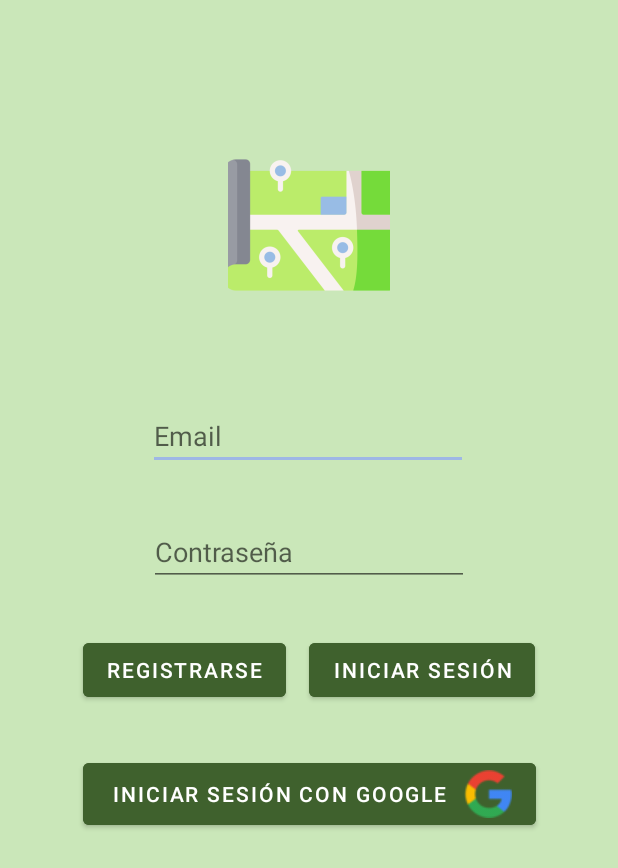
After one commit to dbeag/PMDMProyecto, an Android app: the layout activity_login.xml on its own in the app's theme, with its tools: preview values and no code run, on a phone screen of 412 x 824 dp. The commit adds this screen. Shown: the top 868 px of the screen. Run offline under Robolectric (Android 15) with nearby library versions, the phone set to English and light mode, and no system bars.

Commit message:
Inicio sesion preparado

```diff
--- a/app/build.gradle
+++ b/app/build.gradle
@@ -25,6 +25,9 @@ android {
         sourceCompatibility JavaVersion.VERSION_1_8
         targetCompatibility JavaVersion.VERSION_1_8
     }
+    buildFeatures {
+        viewBinding true
+    }
 }
 
 dependencies {
@@ -32,6 +35,8 @@ dependencies {
     implementation 'androidx.appcompat:appcompat:1.4.0'
     implementation 'com.google.android.material:material:1.4.0'
     implementation 'androidx.constraintlayout:constraintlayout:2.1.2'
+    implementation 'androidx.navigation:navigation-fragment:2.3.5'
+    implementation 'androidx.navigation:navigation-ui:2.3.5'
     testImplementation 'junit:junit:4.+'
     androidTestImplementation 'androidx.test.ext:junit:1.1.3'
     androidTestImplementation 'androidx.test.espresso:espresso-core:3.4.0'
--- /dev/null
+++ b/app/src/main/res/drawable/ic_list.xml
@@ -0,0 +1,5 @@
+<vector android:height="24dp" android:tint="#FFFFFF"
+    android:viewportHeight="24" android:viewportWidth="24"
+    android:width="24dp" xmlns:android="http://schemas.android.com/apk/res/android">
+    <path android:fillColor="@android:color/white" android:pathData="M4,10.5c-0.83,0 -1.5,0.67 -1.5,1.5s0.67,1.5 1.5,1.5 1.5,-0.67 1.5,-1.5 -0.67,-1.5 -1.5,-1.5zM4,4.5c-0.83,0 -1.5,0.67 -1.5,1.5S3.17,7.5 4,7.5 5.5,6.83 5.5,6 4.83,4.5 4,4.5zM4,16.5c-0.83,0 -1.5,0.68 -1.5,1.5s0.68,1.5 1.5,1.5 1.5,-0.68 1.5,-1.5 -0.67,-1.5 -1.5,-1.5zM7,19h14v-2L7,17v2zM7,13h14v-2L7,11v2zM7,5v2h14L21,5L7,5z"/>
+</vector>
--- /dev/null
+++ b/app/src/main/res/drawable/ic_location.xml
@@ -0,0 +1,5 @@
+<vector android:height="24dp" android:tint="#FFFFFF"
+    android:viewportHeight="24" android:viewportWidth="24"
+    android:width="24dp" xmlns:android="http://schemas.android.com/apk/res/android">
+    <path android:fillColor="@android:color/white" android:pathData="M20,1v3h3v2h-3v3h-2L18,6h-3L15,4h3L18,1h2zM12,13c1.1,0 2,-0.9 2,-2s-0.9,-2 -2,-2 -2,0.9 -2,2 0.9,2 2,2zM14,3.25L14,7h3v3h2.92c0.05,0.39 0.08,0.79 0.08,1.2 0,3.32 -2.67,7.25 -8,11.8 -5.33,-4.55 -8,-8.48 -8,-11.8C4,6.22 7.8,3 12,3c0.68,0 1.35,0.08 2,0.25z"/>
+</vector>
--- /dev/null
+++ b/app/src/main/res/drawable/ic_map.xml
@@ -0,0 +1,5 @@
+<vector android:height="24dp" android:tint="#FFFFFF"
+    android:viewportHeight="24" android:viewportWidth="24"
+    android:width="24dp" xmlns:android="http://schemas.android.com/apk/res/android">
+    <path android:fillColor="@android:color/white" android:pathData="M20.5,3l-0.16,0.03L15,5.1 9,3 3.36,4.9c-0.21,0.07 -0.36,0.25 -0.36,0.48V20.5c0,0.28 0.22,0.5 0.5,0.5l0.16,-0.03L9,18.9l6,2.1 5.64,-1.9c0.21,-0.07 0.36,-0.25 0.36,-0.48V3.5c0,-0.28 -0.22,-0.5 -0.5,-0.5zM15,19l-6,-2.11V5l6,2.11V19z"/>
+</vector>
--- /dev/null
+++ b/app/src/main/res/drawable/ic_person.xml
@@ -0,0 +1,5 @@
+<vector android:height="24dp" android:tint="#FFFFFF"
+    android:viewportHeight="24" android:viewportWidth="24"
+    android:width="24dp" xmlns:android="http://schemas.android.com/apk/res/android">
+    <path android:fillColor="@android:color/white" android:pathData="M12,12c2.21,0 4,-1.79 4,-4s-1.79,-4 -4,-4 -4,1.79 -4,4 1.79,4 4,4zM12,14c-2.67,0 -8,1.34 -8,4v2h16v-2c0,-2.66 -5.33,-4 -8,-4z"/>
+</vector>
--- a/app/src/main/res/drawable/tab_indicator.xml
+++ b/app/src/main/res/drawable/tab_indicator.xml
@@ -1,6 +1,6 @@
 <?xml version="1.0" encoding="utf-8"?>
 <shape xmlns:android="http://schemas.android.com/apk/res/android"
     android:shape="rectangle">
-    <solid android:color="@color/black"/>
+    <solid android:color="@color/green"/>
     <corners android:topLeftRadius="30dp" android:topRightRadius="30dp"/>
 </shape>
--- /dev/null
+++ b/app/src/main/res/layout/activity_login.xml
@@ -0,0 +1,84 @@
+<?xml version="1.0" encoding="utf-8"?>
+<androidx.constraintlayout.widget.ConstraintLayout xmlns:android="http://schemas.android.com/apk/res/android"
+    xmlns:app="http://schemas.android.com/apk/res-auto"
+    xmlns:tools="http://schemas.android.com/tools"
+    android:layout_width="match_parent"
+    android:layout_height="match_parent"
+    android:backgroundTint="@color/light_green"
+    android:orientation="vertical"
+    tools:context=".LoginActivity"
+    android:background="@color/light_green">
+
+    <EditText
+        android:id="@+id/etEmail"
+        android:layout_width="wrap_content"
+        android:layout_height="wrap_content"
+        android:layout_marginTop="64dp"
+        android:ems="10"
+        android:hint="@string/app_email"
+        android:inputType="textEmailSubject"
+        app:layout_constraintEnd_toEndOf="parent"
+        app:layout_constraintHorizontal_bias="0.497"
+        app:layout_constraintStart_toStartOf="parent"
+        app:layout_constraintTop_toBottomOf="@+id/ivIcono" />
+
+    <EditText
+        android:id="@+id/etPassword"
+        android:layout_width="wrap_content"
+        android:layout_height="wrap_content"
+        android:layout_marginTop="32dp"
+        android:ems="10"
+        android:hint="@string/app_password"
+        android:inputType="textPassword"
+        app:layout_constraintEnd_toEndOf="parent"
+        app:layout_constraintStart_toStartOf="parent"
+        app:layout_constraintTop_toBottomOf="@+id/etEmail" />
+
+    <ImageView
+        android:id="@+id/ivIcono"
+        android:layout_width="wrap_content"
+        android:layout_height="wrap_content"
+        android:layout_marginTop="96dp"
+        app:layout_constraintEnd_toEndOf="parent"
+        app:layout_constraintStart_toStartOf="parent"
+        app:layout_constraintTop_toTopOf="parent"
+        app:srcCompat="@mipmap/ic_launcher_foreground" />
+
+    <Button
+        android:id="@+id/btnRegister"
+        android:layout_width="wrap_content"
+        android:layout_height="wrap_content"
+        android:layout_marginStart="64dp"
+        android:layout_marginTop="32dp"
+        android:layout_marginEnd="15dp"
+        android:backgroundTint="@color/green"
+        android:text="@string/app_register"
+        app:layout_constraintEnd_toStartOf="@+id/btnLogin"
+        app:layout_constraintStart_toStartOf="parent"
+        app:layout_constraintTop_toBottomOf="@+id/etPassword" />
+
+    <Button
+        android:id="@+id/btnLogin"
+        android:layout_width="wrap_content"
+        android:layout_height="wrap_content"
+        android:layout_marginTop="32dp"
+        android:layout_marginEnd="64dp"
+        android:backgroundTint="@color/green"
+        android:text="@string/app_login"
+        app:layout_constraintEnd_toEndOf="parent"
+        app:layout_constraintStart_toEndOf="@+id/btnRegister"
+        app:layout_constraintTop_toBottomOf="@+id/etPassword" />
+
+    <Button
+        android:id="@+id/btnLoginWithGoogle"
+        android:layout_width="302dp"
+        android:layout_height="53dp"
+        android:layout_marginTop="32dp"
+        android:backgroundTint="@color/green"
+        android:drawableRight="@drawable/ic_google"
+        android:text="@string/app_loginWithGoogle"
+        app:layout_constraintEnd_toEndOf="parent"
+        app:layout_constraintStart_toStartOf="parent"
+        app:layout_constraintTop_toBottomOf="@+id/btnRegister" />
+
+</androidx.constraintlayout.widget.ConstraintLayout>
--- a/app/src/main/res/values/colors.xml
+++ b/app/src/main/res/values/colors.xml
@@ -7,4 +7,10 @@
     <color name="teal_700">#FF018786</color>
     <color name="black">#FF000000</color>
     <color name="white">#FFFFFFFF</color>
+
+    <color name="light_green">#CAE7B9</color>
+    <color name="green">#3F612D</color>
+    <color name="copper">#D5896F</color>
+    <color name="blue">#1D4E89</color>
+    <color name="light_blue">#9EB7E5</color>
 </resources>
--- a/app/src/main/res/values/strings.xml
+++ b/app/src/main/res/values/strings.xml
@@ -1,3 +1,10 @@
 <resources>
     <string name="app_name">Proyecto</string>
+    <string name="app_email">Email</string>
+    <string name="app_password">Contraseña</string>
+    <string name="app_register">Registrarse</string>
+    <string name="app_login">Iniciar sesión</string>
+    <string name="app_loginWithGoogle">Iniciar sesión con Google</string>
+    <string name="title_activity_splash">SplashActivity</string>
+
 </resources>
--- a/app/src/main/res/values/themes.xml
+++ b/app/src/main/res/values/themes.xml
@@ -2,15 +2,24 @@
     <!-- Base application theme. -->
     <style name="Theme.Proyecto" parent="Theme.MaterialComponents.DayNight.NoActionBar">
         <!-- Primary brand color. -->
-        <item name="colorPrimary">@color/purple_500</item>
-        <item name="colorPrimaryVariant">@color/purple_700</item>
+        <item name="colorPrimary">@color/light_green</item>
+        <item name="colorPrimaryVariant">@color/green</item>
         <item name="colorOnPrimary">@color/white</item>
         <!-- Secondary brand color. -->
-        <item name="colorSecondary">@color/teal_200</item>
-        <item name="colorSecondaryVariant">@color/teal_700</item>
+        <item name="colorSecondary">@color/light_blue</item>
+        <item name="colorSecondaryVariant">@color/blue</item>
         <item name="colorOnSecondary">@color/black</item>
         <!-- Status bar color. -->
-        <item name="android:statusBarColor" tools:targetApi="l">?attr/colorPrimaryVariant</item>
+        <item name="android:statusBarColor" tools:targetApi="l">@color/green</item>
         <!-- Customize your theme here. -->
     </style>
+
+    <style name="Theme.Proyecto.NoActionBar">
+        <item name="windowActionBar">false</item>
+        <item name="windowNoTitle">true</item>
+    </style>
+
+    <style name="Theme.Proyecto.AppBarOverlay" parent="ThemeOverlay.AppCompat.Dark.ActionBar" />
+
+    <style name="Theme.Proyecto.PopupOverlay" parent="ThemeOverlay.AppCompat.Light" />
 </resources>
```
Also changed, not shown: app/src/main/AndroidManifest.xml (+10 -3 lines), app/src/main/java/com/example/proyecto/LoginActivity.java (added, +23 -0 lines), app/src/main/java/com/example/proyecto/MainActivity.java (+45 -0 lines), app/src/main/java/com/example/proyecto/SplashActivity.java (added, +25 -0 lines), app/src/main/java/com/example/proyecto/adapter/MainAdapter.java (added, +33 -0 lines), app/src/main/res/layout/activity_main.xml (+21 -12 lines), app/src/main/res/layout/activity_splash.xml (added, +30 -0 lines), app/src/main/res/drawable-v24/ic_google.png (added), 1 other file.
